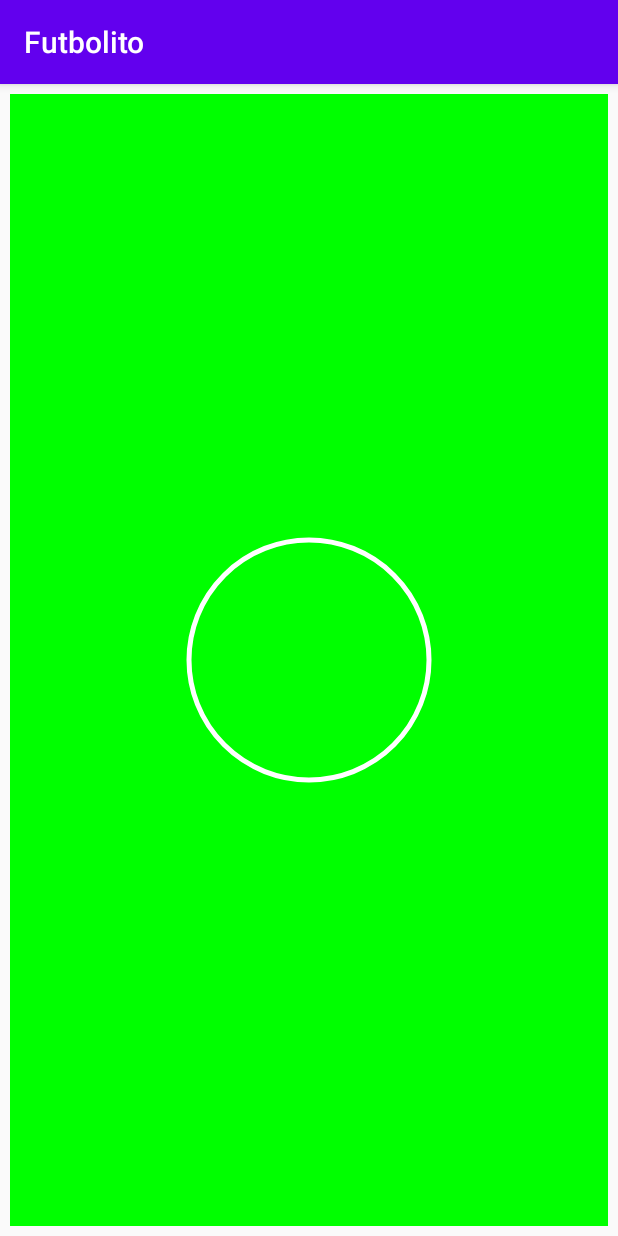
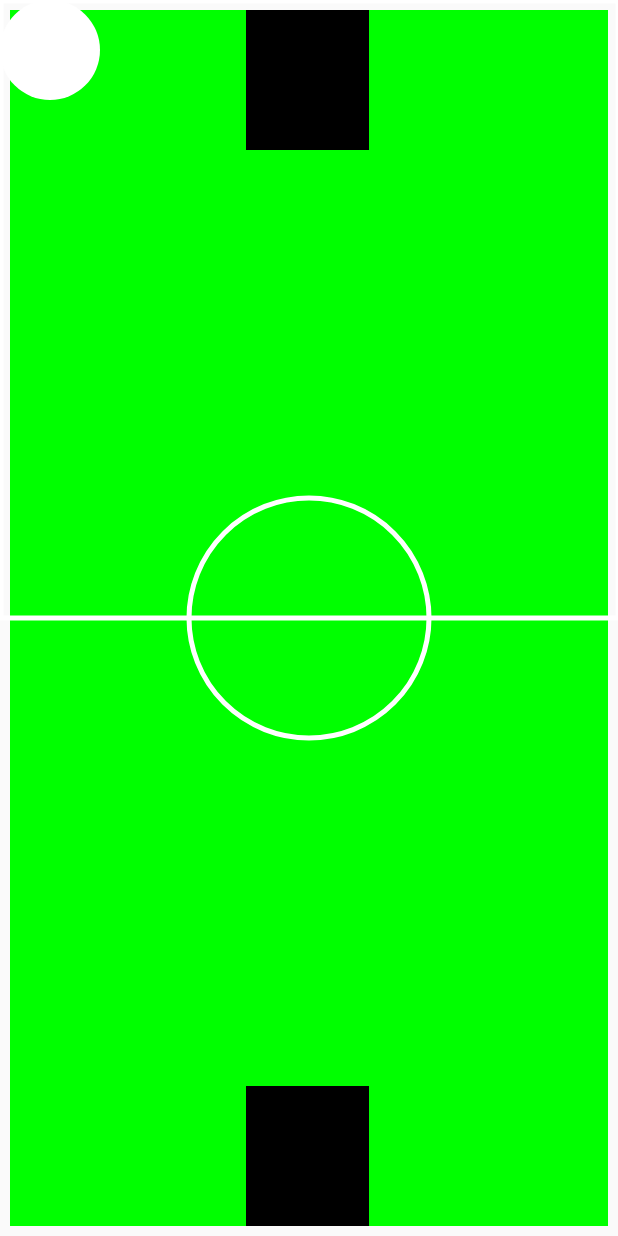
Before and after one commit to Nahuel-Cruz/Futbolito_Sensores, an Android app: the screen it shows after launch (MainActivity), on a phone screen of 412 x 824 dp. Run offline under Robolectric (Android 15) with nearby library versions, the phone set to English and light mode, and no system bars.

Commit message:
Implementacion del balon con SensorManager

```diff
--- a/app/src/main/java/com/example/futbolito/MainActivity.java
+++ b/app/src/main/java/com/example/futbolito/MainActivity.java
@@ -1,43 +1,140 @@
 package com.example.futbolito;
 
+import android.app.Activity;
 import android.content.Context;
+import android.content.pm.ActivityInfo;
 import android.graphics.Canvas;
 import android.graphics.Color;
 import android.graphics.Paint;
+import android.graphics.RectF;
+import android.graphics.drawable.ShapeDrawable;
+import android.graphics.drawable.shapes.OvalShape;
+import android.hardware.Sensor;
+import android.hardware.SensorEvent;
+import android.hardware.SensorEventListener;
+import android.hardware.SensorManager;
 import android.support.v7.app.AppCompatActivity;
 import android.os.Bundle;
+import android.util.Log;
+import android.view.Display;
 import android.view.View;
 
-public class MainActivity extends AppCompatActivity {
+public class MainActivity extends Activity implements SensorEventListener {
+
+    private SensorManager sensorManager;
+    private Sensor accelerometer;
+
+    private static int x, y;
+    private int height, width;
+
+    ShapeDrawable drawable;
 
     @Override
     protected void onCreate(Bundle savedInstanceState) {
         super.onCreate(savedInstanceState);
-        setContentView(R.layout.activity_main);
-        Vista vista= new Vista(this);
-        setContentView(vista);
+
+        sensorManager = (SensorManager) getSystemService(SENSOR_SERVICE);
+        accelerometer = sensorManager.getDefaultSensor(Sensor.TYPE_ACCELEROMETER);
+
+        Display display = getWindowManager().getDefaultDisplay();
+        height = display.getHeight();
+        width = display.getWidth();
+        Log.d("Tamaño pantalla", "x "+ width +"y "+height);
+
+        Ball ball = new Ball(this);
+        setContentView(ball);
     }
-    class Vista extends View {
-        public Vista(Context context) {
+
+    @Override
+    protected void onResume() {
+        super.onResume();
+        if (accelerometer != null) {
+            sensorManager.registerListener(this,
+                    accelerometer, SensorManager.SENSOR_DELAY_FASTEST);
+        }
+    }
+
+    @Override
+    protected void onPause() {
+        super.onPause();
+        sensorManager.unregisterListener(this);
+    }
+
+    @Override
+    public void onSensorChanged(SensorEvent sensorEvent) {
+        //When the values of 'x' and 'y' axis change I update global variables
+        if (sensorEvent.sensor.getType() == Sensor.TYPE_ACCELEROMETER) {
+
+            //Bounds for X axis
+            if(x + 100 - (int) sensorEvent.values[0] >= width){
+                x = width - 100;
+            }else if(x - (int) sensorEvent.values[0] <= 1){
+                x = 0;
+            }else{
+                x -= (int) sensorEvent.values[0];
+            }
+
+            //Bounds for Y axis
+            if(y + 100 + (int) sensorEvent.values[1] >= height){
+                y = height - 100;
+            }else if(y + (int) sensorEvent.values[1] <= 1){
+                y = 0;
+            }else{
+                y += (int) sensorEvent.values[1];
+            }
+            Log.d("Valores de los ejes", "x "+ x +", y "+y);
+        }
+    }
+
+    @Override
+    public void onAccuracyChanged(Sensor sensor, int i) {
+    }
+
+    public class Ball extends View{
+        static final int width = 100;
+        static final int height = 100;
+
+        public Ball(Context context) {
             super(context);
+            drawable = new ShapeDrawable(new OvalShape());
+            //drawable.getPaint().setColor(0xff74AC23);
         }
-        public void onDraw(Canvas canvas){
+
+        @Override
+        protected void onDraw(Canvas canvas) {
+            Paint balon = new Paint();
+            balon.setColor(Color.WHITE);
             Paint cancha = new Paint();
             Paint centro= new Paint();
+            Paint porteria = new Paint();
             centro.setStyle(Paint.Style.STROKE);
             centro.setStrokeWidth(5);
             centro.setColor(Color.WHITE);
             cancha.setColor(Color.GREEN);
+            porteria.setColor(Color.BLACK);
 
             int anchoCancha=canvas.getWidth();
             int largoCancha=canvas.getHeight();
             canvas.drawRect(10,largoCancha-10,anchoCancha-10,10,cancha);
 
+            canvas.drawRect(1,largoCancha/2,anchoCancha,1,centro);
             canvas.drawCircle(anchoCancha/2,largoCancha/2,120,centro);
+            int anchop=anchoCancha/5;
+            canvas.drawRect(anchop*2,10,anchop*3,150,porteria);
+            canvas.drawRect(anchop*2,largoCancha-150,anchop*3,largoCancha-10,porteria);
 
 
 
+            RectF oval = new RectF(MainActivity.x, MainActivity.y, MainActivity.x + width, MainActivity.y
+                    + height); // set bounds of rectangle
 
+
+            //canvas.drawBitmap(BitmapFactory.decodeResource(getResources(),R.drawable.field),0,0,null); <--- Draw a background
+
+            //Ball
+            canvas.drawOval(oval,balon);
+
+            invalidate();
         }
     }
 }
```
